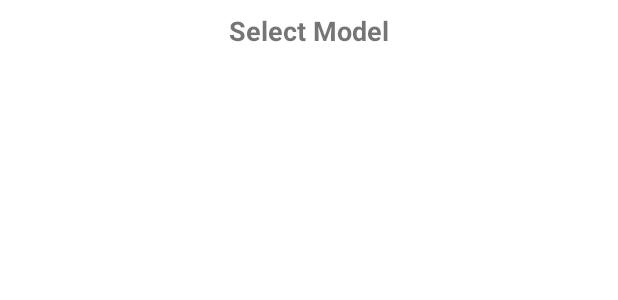
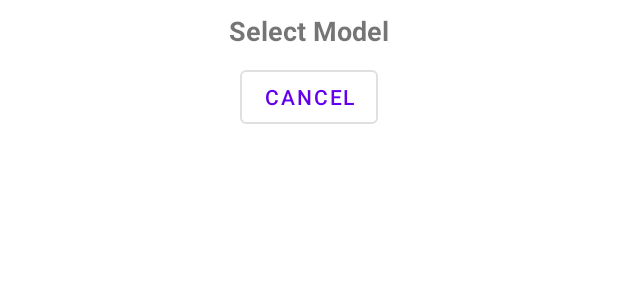
Before and after one commit to JuhanaTa/furniture_placer, an Android app: the layout fragment_new_model_dialog.xml on its own in the app's theme, with its tools: preview values and no code run, on a phone screen of 412 x 824 dp. Shown: the top 300 px of the screen. Run offline under Robolectric (Android 15) with nearby library versions, the phone set to English and light mode, and no system bars.

Commit message:
cancel added to model dialog

```diff
--- a/app/src/main/java/com/example/furniture_placer/NewModelDialog.kt
+++ b/app/src/main/java/com/example/furniture_placer/NewModelDialog.kt
@@ -11,6 +11,7 @@ import androidx.fragment.app.DialogFragment
 import androidx.recyclerview.widget.LinearLayoutManager
 import androidx.recyclerview.widget.RecyclerView
 import kotlinx.android.synthetic.main.fragment_new_model_dialog.*
+import kotlinx.android.synthetic.main.fragment_new_model_dialog.view.*
 
 
 class NewModelDialog(modelList: ArrayList<OneModel>) : DialogFragment(), NewModelAdapter.OnItemClickListener {
@@ -26,6 +27,9 @@ class NewModelDialog(modelList: ArrayList<OneModel>) : DialogFragment(), NewMode
         val view = inflater.inflate(R.layout.fragment_new_model_dialog, container, false)
         communicator = activity as ModelChangeCommunicator
 
+        view.cancelBtn.setOnClickListener {
+            dismiss()
+        }
 
         recyclerView = view.findViewById(R.id.rv_models)
         recyclerView.layoutManager = LinearLayoutManager(view.context)
@@ -42,6 +46,7 @@ class NewModelDialog(modelList: ArrayList<OneModel>) : DialogFragment(), NewMode
         val clickedItem: OneModel = models[position]
         communicator.changeModel(clickedItem.modelName)
         Log.d("FYI", clickedItem.modelName)
+        dismiss()
     }
 
 
--- a/app/src/main/res/layout/fragment_new_model_dialog.xml
+++ b/app/src/main/res/layout/fragment_new_model_dialog.xml
@@ -9,6 +9,7 @@
     <LinearLayout
         android:layout_width="match_parent"
         android:layout_height="match_parent"
+        android:minWidth="200dp"
         android:orientation="vertical">
 
         <TextView
@@ -25,7 +26,17 @@
         <androidx.recyclerview.widget.RecyclerView
             android:id="@+id/rv_models"
             android:layout_width="match_parent"
-            android:layout_height="match_parent" />
+            android:layout_height="wrap_content" />
+
+
+            <Button
+                android:id="@+id/cancelBtn"
+                style="?attr/materialButtonOutlinedStyle"
+                android:layout_gravity="bottom|center"
+                android:layout_width="wrap_content"
+                android:layout_height="wrap_content"
+                android:text="@string/cancelAction" />
+
     </LinearLayout>
 
 
```
